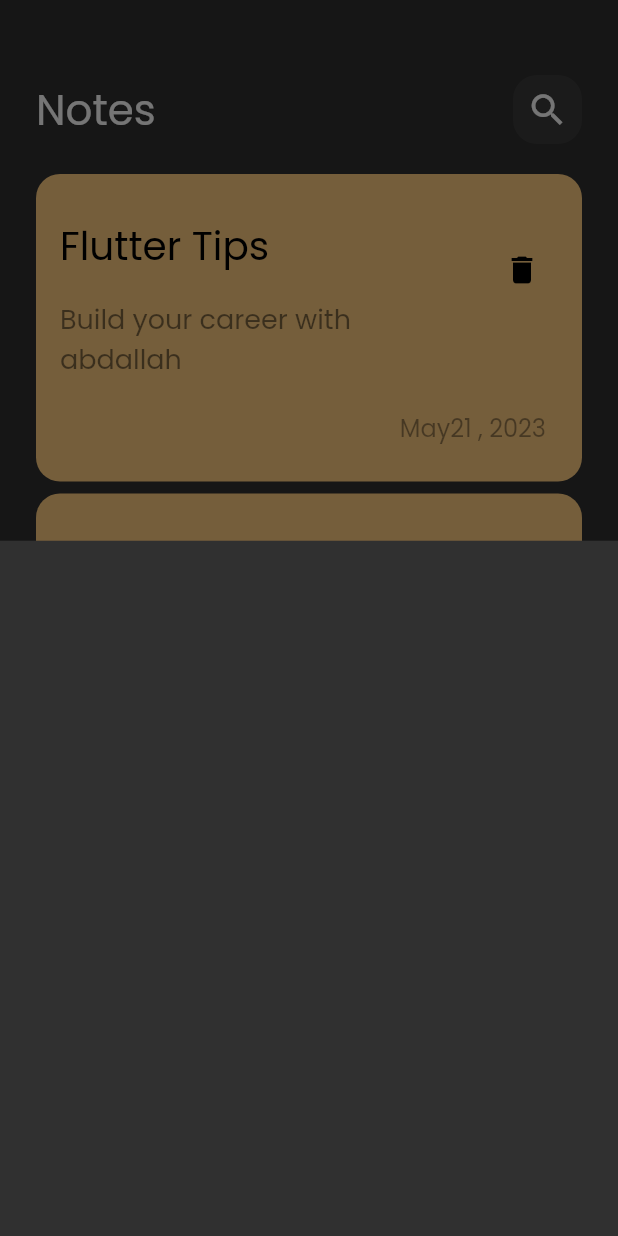
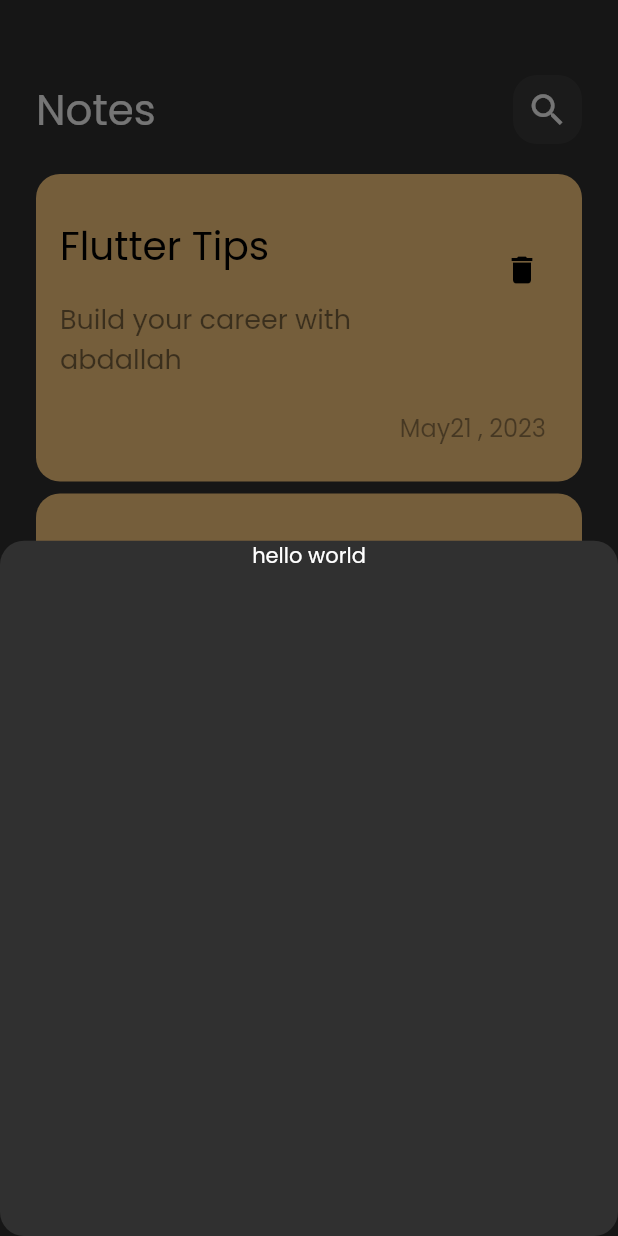
Before and after one commit to AbdallahALdaraimli/note_app, a Flutter app: the screen it shows after launch, after a tap on the "add" icon, on a phone screen of 412 x 824 dp. Run offline on Flutter 3.47's test engine with Material 2 defaults, Android fonts, the phone set to English and light mode, and no system bars.

Commit message:
add border raidus to buttom sheet

```diff
--- a/lib/views/notes_view.dart
+++ b/lib/views/notes_view.dart
@@ -12,6 +12,8 @@ class notesview extends StatelessWidget {
       floatingActionButton: FloatingActionButton(
         onPressed: () {
           showModalBottomSheet(
+              shape: RoundedRectangleBorder(
+                  borderRadius: BorderRadius.circular(16)),
               context: context,
               builder: (context) {
                 return const AddNoteButtomSheet();
--- a/lib/widget/add_note_buttom_sheet.dart
+++ b/lib/widget/add_note_buttom_sheet.dart
@@ -5,6 +5,11 @@ class AddNoteButtomSheet extends StatelessWidget {
 
   @override
   Widget build(BuildContext context) {
-    return Container();
+    return Container(
+      decoration: BoxDecoration(),
+      child: Column(children: [
+        Text('hello world')
+      ]),
+    );
   }
 }
```
